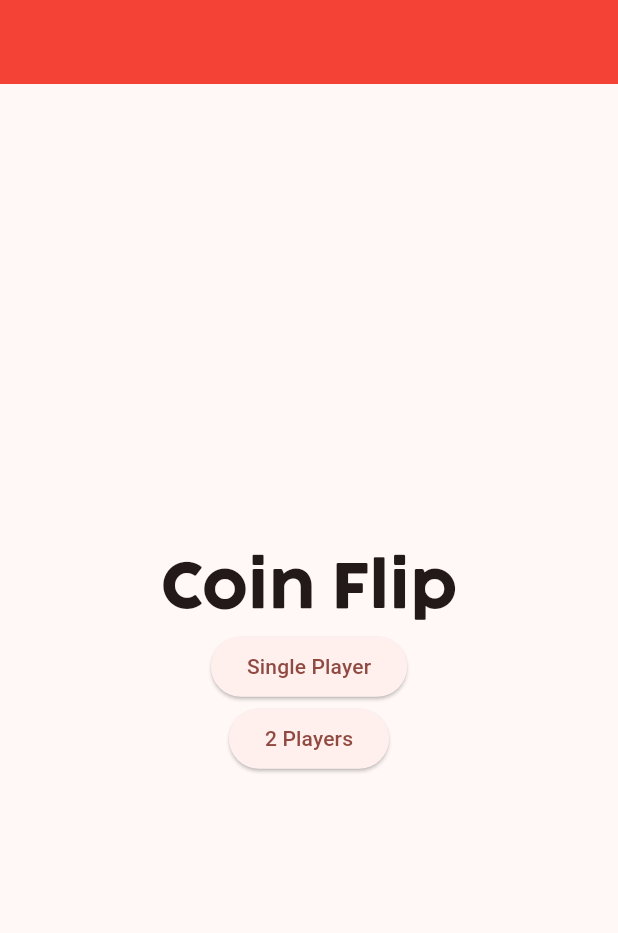
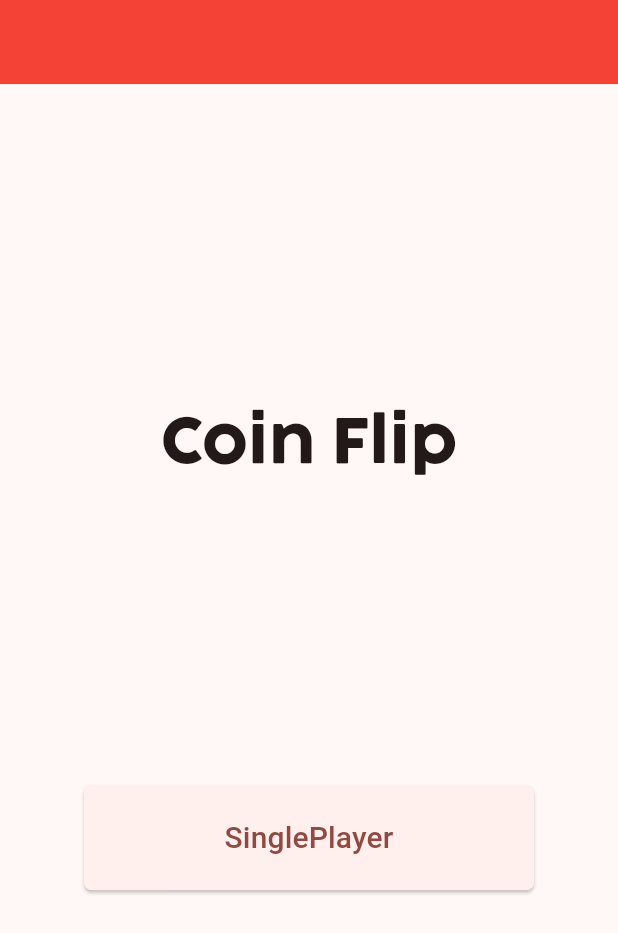
Before and after one commit to PsSergio/Coin-Flip-Futter, a Flutter app: the screen it shows after launch, on a phone screen of 412 x 824 dp. Shown: the top 933 px of the screen. Run offline on Flutter 3.47's test engine with Material 3 defaults, Android fonts, the phone set to English and light mode, and no system bars.

Commit message:
feat: adding class to a custom button to simplify the development. This button is styled.

```diff
--- /dev/null
+++ b/coin_flip/lib/default_button.dart
@@ -0,0 +1,26 @@
+import 'package:flutter/material.dart';
+
+class DefaultButtonForApp extends StatelessWidget {
+  final String text;
+  // final Future func;
+
+  const DefaultButtonForApp({super.key, required this.text});
+
+  @override
+  Widget build(BuildContext context) {
+    return ElevatedButton(
+      onPressed: () {
+        // func;
+      },
+      style: ElevatedButton.styleFrom(
+          padding: EdgeInsets.all(20),
+          fixedSize: Size(300, 70),
+          shape:
+              RoundedRectangleBorder(borderRadius: BorderRadius.circular(5))),
+      child: Text(
+        text,
+        style: TextStyle(fontSize: 20),
+      ),
+    );
+  }
+}
--- a/coin_flip/lib/home_page.dart
+++ b/coin_flip/lib/home_page.dart
@@ -1,3 +1,4 @@
+import 'package:coin_flip/default_button.dart';
 import 'package:flutter/material.dart';
 import 'package:flutter/widgets.dart';
 import 'package:coin_flip/single_player.dart';
@@ -16,9 +17,9 @@ class HomePageState extends State<HomePage> {
   @override
   Widget build(BuildContext context) {
     return Scaffold(
-
-      appBar: AppBar(backgroundColor: Colors.red,),
-
+        appBar: AppBar(
+          backgroundColor: Colors.red,
+        ),
         body: Center(
           child: Column(
             mainAxisAlignment: MainAxisAlignment.center,
@@ -27,32 +28,33 @@ class HomePageState extends State<HomePage> {
 
               Text(
                 'Coin Flip',
-              style: TextStyle(fontSize: 40.0, fontFamily: "Cocogoose", fontWeight: FontWeight.w400),
+                style: TextStyle(
+                    fontSize: 40.0,
+                    fontFamily: "Cocogoose",
+                    fontWeight: FontWeight.w400),
               ),
 
-            ElevatedButton( // func to navigate to other page
-              onPressed: () {
-                Navigator.push(
-                  context,
-                  MaterialPageRoute(builder:  (context) => SinglePlayerPage())
-                );
-              },
-              child: Text('Single Player'),
+              Container(
+                height: 200,
               ),
 
-            ElevatedButton( // func to navigate to other page
-              onPressed: () {
-                // Navigator.push(
-                //   context,
-                //   MaterialPageRoute(builder:  (context) => SinglePlayerPage())
-                // );
-              },
-              child: Text('2 Players'),
-            )
+              DefaultButtonForApp(
+                text: 'SinglePlayer',
+                // func: navigateForPage(SinglePlayerPage(), context),
+              ),
+
+              Container(
+                height: 20,
+              ),
             ],
-
           ),
-      )
-    );
+        ));
   }
 }
+
+// void navigateForPage(Page, context){
+//   Navigator.push(
+//     context,
+//     MaterialPageRoute(builder:  (context) => Page())
+//   );
+// }
```
Lines whose indentation alone changed are shown as unchanged.
